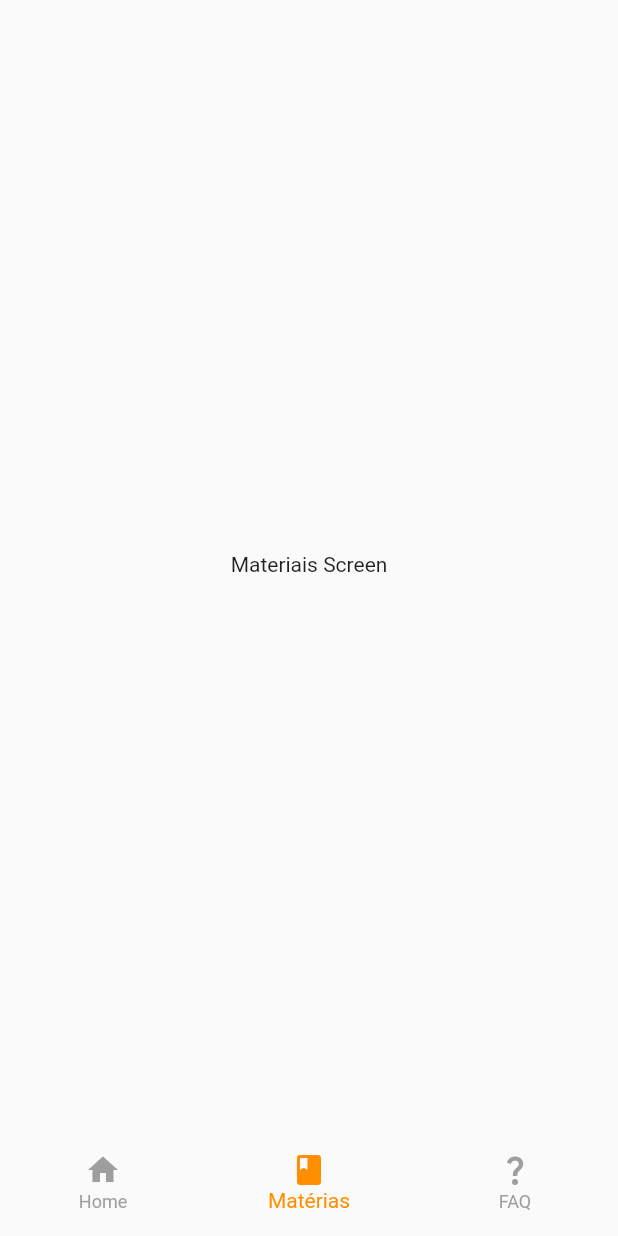
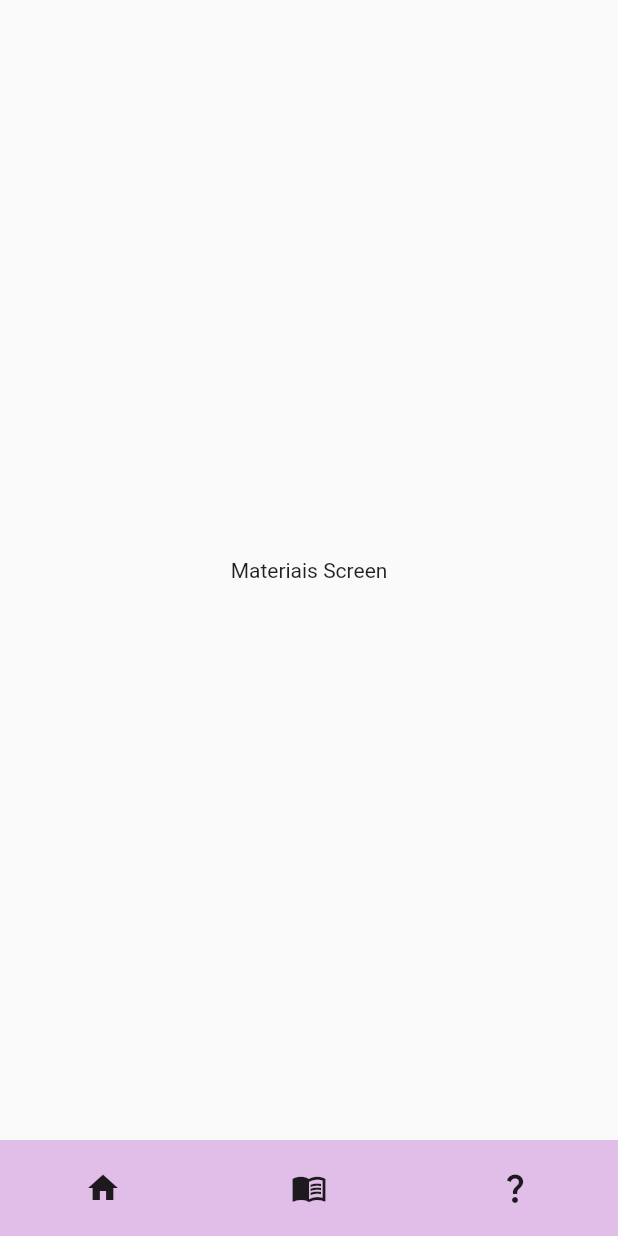
Before and after one commit to Luiz166/etec_ds, a Flutter app: the MainScreen screen opened directly, item 2 of the bottom bar chosen, on a phone screen of 412 x 824 dp. Run offline on Flutter 3.47's test engine with Material 2 defaults, Android fonts, the phone set to English and light mode, and no system bars; our stand-ins replace flutter_svg, font_awesome_flutter, google_fonts.

Commit message:
criação do BottomNavigation customizado

```diff
--- a/lib/screens/main_screen.dart
+++ b/lib/screens/main_screen.dart
@@ -2,6 +2,7 @@ import 'package:animations/animations.dart';
 import 'package:etec_ds/screens/faq_screen.dart';
 import 'package:etec_ds/screens/home_screen.dart';
 import 'package:etec_ds/screens/materias_screen.dart';
+import 'package:etec_ds/widgets/bottom_navigation.dart';
 import 'package:flutter/material.dart';
 
 class MainScreen extends StatefulWidget {
@@ -36,23 +37,30 @@ class _MainScreenState extends State<MainScreen> {
                   secondaryAnimation: secondaryAnimation,
                   child: child),
           child: _pages.elementAt(_selectedIndex)),
-      bottomNavigationBar: Container(
-        padding: const EdgeInsets.symmetric(vertical: 8),
-        child: BottomNavigationBar(
-            elevation: 0,
-            onTap: _onItemTapped,
-            currentIndex: _selectedIndex,
-            type: BottomNavigationBarType.fixed,
-            selectedItemColor: Colors.amber[800],
-            unselectedItemColor: Colors.grey[500],
-            items: const <BottomNavigationBarItem>[
-              BottomNavigationBarItem(icon: Icon(Icons.home), label: 'Home'),
-              BottomNavigationBarItem(
-                  icon: Icon(Icons.book), label: 'Matérias'),
-              BottomNavigationBarItem(
-                  icon: Icon(Icons.question_mark), label: 'FAQ')
-            ]),
+      bottomNavigationBar: BottomNavigation(
+        onPressed: (index) {
+          setState(() {
+            _selectedIndex = index;
+          });
+        },
       ),
     );
   }
 }
+
+ // bottomNavigationBar: Container(
+      //   padding: const EdgeInsets.symmetric(vertical: 8),
+      //   child: BottomNavigationBar(
+      //       elevation: 0,
+      //       onTap: _onItemTapped,
+      //       currentIndex: _selectedIndex,
+      //       type: BottomNavigationBarType.fixed,
+      //       selectedItemColor: Colors.amber[800],
+      //       unselectedItemColor: Colors.grey[500],
+      //       items: const <BottomNavigationBarItem>[
+      //         BottomNavigationBarItem(icon: Icon(Icons.home), label: 'Home'),
+      //         BottomNavigationBarItem(
+      //             icon: Icon(Icons.book), label: 'Matérias'),
+      //         BottomNavigationBarItem(
+      //             icon: Icon(Icons.question_mark), label: 'FAQ')
+      //       ]),
--- /dev/null
+++ b/lib/widgets/bottom_navigation.dart
@@ -0,0 +1,44 @@
+import 'package:flutter/material.dart';
+
+class BottomNavigation extends StatefulWidget {
+  final Function(int index) onPressed;
+  const BottomNavigation({super.key, required this.onPressed});
+
+  @override
+  State<BottomNavigation> createState() => _BottomNavigationState();
+}
+
+class _BottomNavigationState extends State<BottomNavigation> {
+  static const List<Widget> buttons = [
+    Button(icon: Icons.home),
+    Button(icon: Icons.menu_book),
+    Button(icon: Icons.question_mark)
+  ];
+
+  @override
+  Widget build(BuildContext context) {
+    return Container(
+      decoration: BoxDecoration(color: Colors.purple[100]),
+      child: Row(mainAxisAlignment: MainAxisAlignment.spaceAround, children: [
+        for (var btn in buttons)
+          GestureDetector(
+              behavior: HitTestBehavior.opaque,
+              onTap: () {
+                widget.onPressed(buttons.indexOf(btn));
+              },
+              child: Container(padding: const EdgeInsets.all(20), child: btn))
+      ]),
+    );
+  }
+}
+
+class Button extends StatelessWidget {
+  final IconData icon;
+
+  const Button({super.key, required this.icon});
+
+  @override
+  Widget build(BuildContext context) {
+    return Icon(icon);
+  }
+}
--- a/pubspec.yaml
+++ b/pubspec.yaml
@@ -40,6 +40,7 @@ dependencies:
   google_fonts: ^3.0.1
   font_awesome_flutter: ^10.2.1
   animations: ^2.0.5
+  entry: ^0.0.7
 
 dev_dependencies:
   flutter_test:
```
Also changed, not shown: pubspec.lock.
